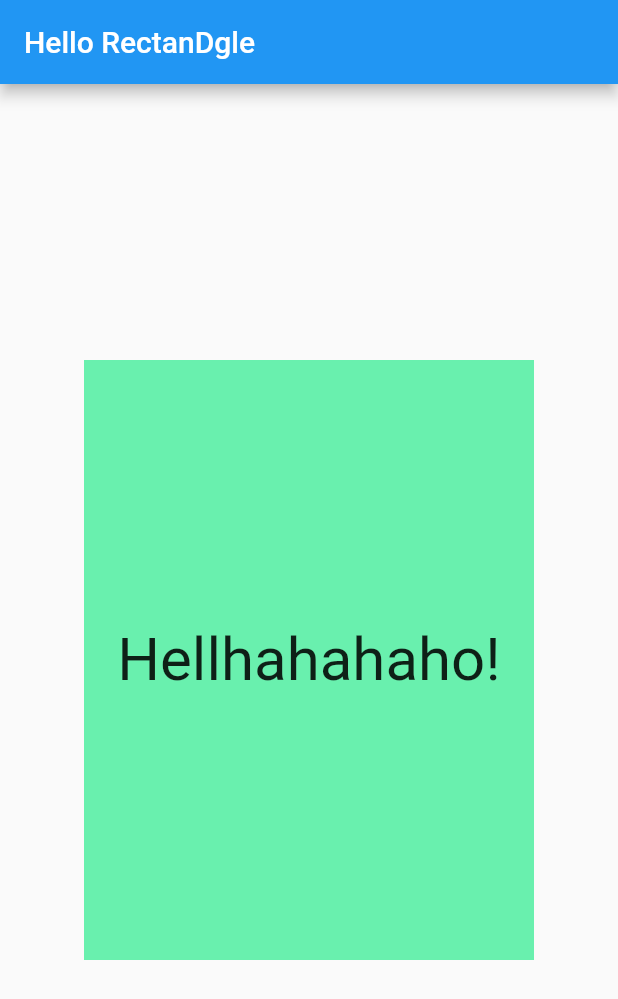
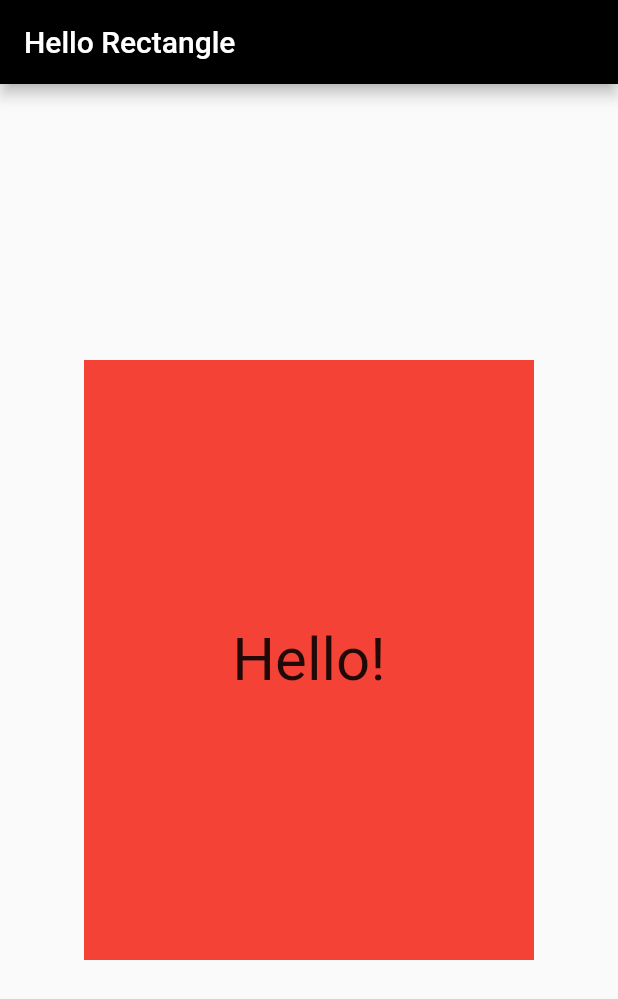
Before and after one commit to nblogist/Flutter_Udacity_Course, a Flutter app: the screen it shows after launch, on a phone screen of 412 x 824 dp. Shown: the top 999 px of the screen. Run offline on Flutter 3.47's test engine with Material 2 defaults, Android fonts, the phone set to English and light mode, and no system bars.

Commit message:
Task 2 Completed
There are a few differences between thee solution and my work but the output is same.

```diff
--- a/hello_rectangle/lib/main.dart
+++ b/hello_rectangle/lib/main.dart
@@ -4,37 +4,34 @@
 
 import 'package:flutter/material.dart';
 
+class HelloRectangle extends StatelessWidget{
+  @override
+  Widget build (BuildContext context){
+  return Center(
+    child: Container(
+            color: Colors.red,
+            height: 400,
+            width: 300,
+            child: Center(
+              child: Text('Hello!',
+              style: TextStyle(fontSize: 40.0),),
+            ),
+          ),
+  );
+  }
+}
+
 void main() {
   runApp(
     MaterialApp(
       debugShowCheckedModeBanner: false,
-      title: 'Hello Rectangle',
       home: Scaffold(
         appBar: AppBar(
-          title: Text('Hello RectanDgle'),
+          title: Text('Hello Rectangle'),
+          backgroundColor: Colors.black,
         ),
         body: HelloRectangle(),
       ),
     ),
   );
 }
-
-class HelloRectangle extends StatelessWidget {
-  @override
-  Widget build(BuildContext context) {
-    return Center(
-      child: Container(
-        color: Colors.greenAccent,
-        height: 400.0,
-        width: 300.0,
-        child: Center(
-          child: Text(
-            'Hellhahahaho!',
-            style: TextStyle(fontSize: 40.0),
-            textAlign: TextAlign.center,
-          ),
-        ),
-      ),
-    );
-  }
-}
```
Also changed, not shown: unit_convertor_app/lib/main.dart (added, +32 -0 lines), unit_convertor_app/pubspec.yaml (added, +72 -0 lines), unit_convertor_app/pubspec.lock (added), 54 other files.
